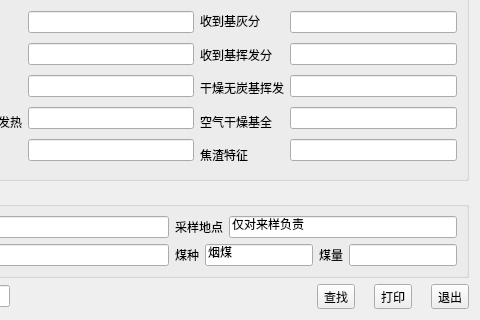
Before: the Qt Designer form dialog_find.ui in xiaowei0312/coal_detection, drawn with Qt 5; both pictures show x 372 to 852 and y 268 to 588 of the 852 by 588 pixel window.
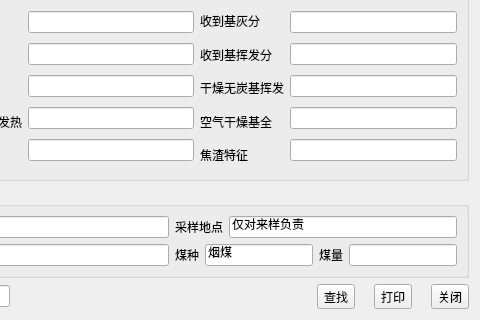
After: the same form once the commit is applied. Icons and pictures are not drawn.

What changed in the file:
```diff
--- a/dialog_find.ui
+++ b/dialog_find.ui
@@ -658,7 +658,7 @@
      <item>
       <widget class="QToolButton" name="btn_exit">
        <property name="text">
-        <string>退出</string>
+        <string>关闭</string>
        </property>
        <property name="icon">
         <iconset resource="main.qrc">
```
